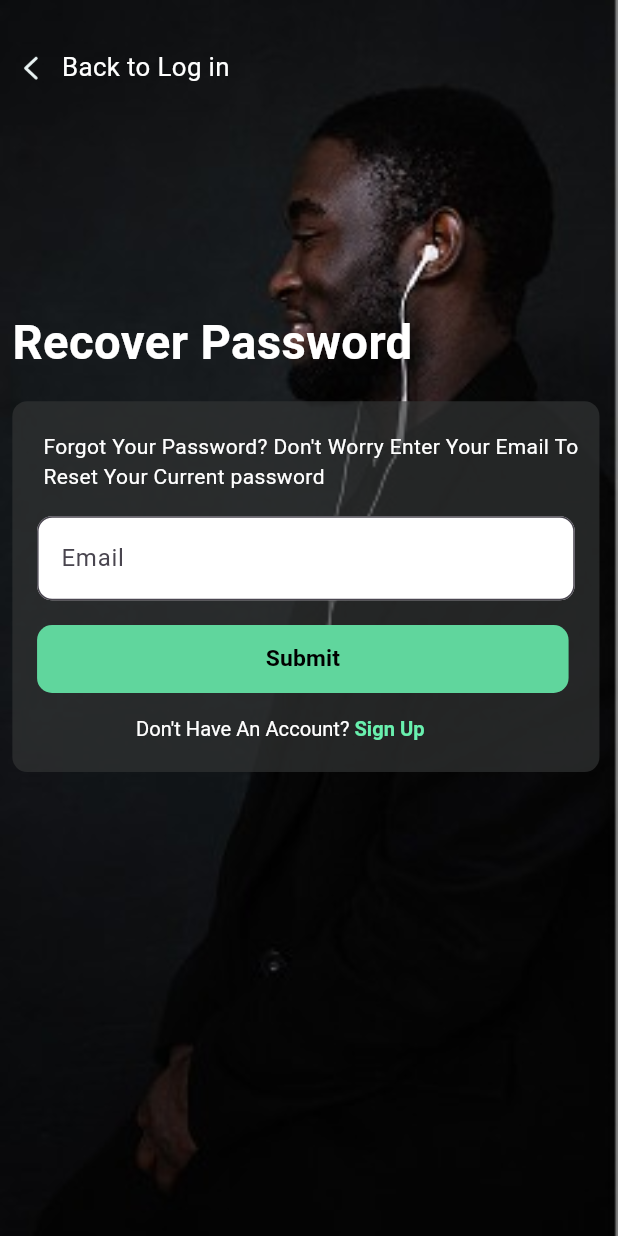
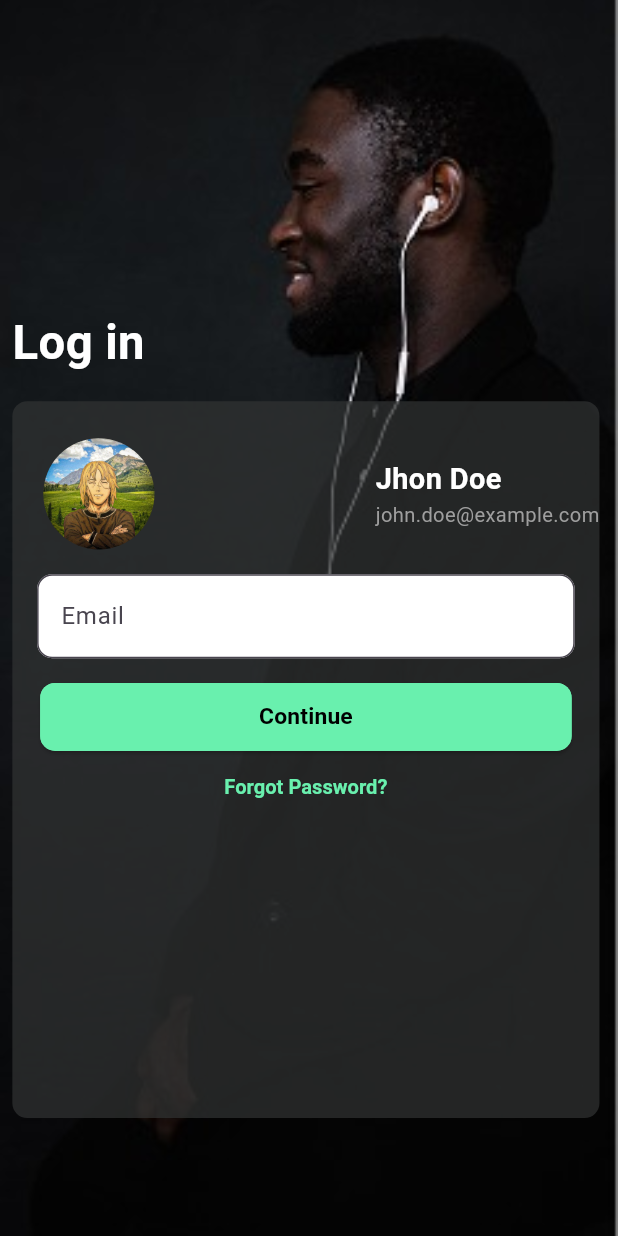
Before and after one commit to AksharRami2007/Book-Nexus, a Flutter app: the screen it shows after launch, after a tap on "Continue", on a phone screen of 412 x 824 dp. Run offline on Flutter 3.47's test engine with Material 3 defaults, Android fonts, the light colour scheme and no system bars; our stand-ins replace get, get_storage, responsive_sizer; Roboto replaces fonts that are missing (Poppins-Regular).

Commit message:
LoginScreen Complete

```diff
--- a/lib/Constant/assets.dart
+++ b/lib/Constant/assets.dart
@@ -1,4 +1,7 @@
 class AppImages {
   static const String bgImage = 'assets/images/bgimage.jpeg';
   static const String backBtn = 'assets/images/backBtn.png';
+  static const String facebook = 'assets/images/Facebook.png';
+  static const String google = 'assets/images/Google.png';
+  static const String profilePic = 'assets/images/ProfilePic.png';
 }
--- a/lib/Constant/colors.dart
+++ b/lib/Constant/colors.dart
@@ -3,14 +3,9 @@ import 'dart:ui';
 import 'package:flutter/material.dart';
 
 class AppColors {
-  var white100Color = const Color(0xffFFFFFF);
-  var blue = const Color(0xFF5B9EE1);
-  var dulwhite = const Color(0xFFE5EEF7);
-  var bgcolor = const Color(0xFFF8F9FA);
-  var lightblack = const Color(0xFF1E1E1E);
-  var dividerColor = const Color(0xFF2D3B48);
-  var filterbutton = const Color(0xFFE9EDEF);
-  var dottedcolors = const Color(0xFFEEEEEE);
-  var container = const Color(0xFF313333);
+  static const Color white100Color = Color(0xffFFFFFF);
+  static const Color black = Colors.black;
   static const Color green = Colors.greenAccent;
+  static const Color containerBGColor = Color(0xFF313333);
+  static const Color grey = Colors.grey;
 }
--- a/lib/Navigation/nevigation.dart
+++ b/lib/Navigation/nevigation.dart
@@ -1,27 +1,35 @@
 import 'package:book_nexus/Navigation/routername.dart';
 import 'package:book_nexus/Screen/Auth/ForgotPasswordScreen/RecoverPasswordScreen/RecoverPasswordController.dart';
 import 'package:book_nexus/Screen/Auth/ForgotPasswordScreen/RecoverPasswordScreen/RecoverPasswordScreenWrapper.dart';
-import 'package:book_nexus/Screen/Auth/LogInScreen/LoginController.dart';
-import 'package:book_nexus/Screen/Auth/LogInScreen/LoginScreenWrapper.dart';
+import 'package:book_nexus/Screen/Auth/LogInScreen/LoginEmailScreen/LoginEmailController.dart';
+import 'package:book_nexus/Screen/Auth/LogInScreen/LoginEmailScreen/LoginEmailScreenWrapper.dart';
 import 'package:book_nexus/Screen/Auth/SignUpScreen/SignUpController.dart';
 import 'package:book_nexus/Screen/Auth/SignUpScreen/SignUpScreenWrapper.dart';
 import 'package:get/get_navigation/src/routes/get_route.dart';
+
+import '../Screen/Auth/LogInScreen/LoginPasswordScreen/LoginPasswordController.dart';
+import '../Screen/Auth/LogInScreen/LoginPasswordScreen/LoginPasswordScreenWrapper.dart';
 
 class Pages {
   static List<GetPage> pages() {
     return [
       GetPage(
-        name: Routername.loginscreen,
-        page: () => const Loginscreenwrapper(),
-        binding: LogincontrollerBindings(),
+        name: RouterName.loginEmailScreen,
+        page: () => const LoginEmailScreenWrapper(),
+        binding: LoginEmailControllerBindings(),
       ),
       GetPage(
-        name: Routername.recoverPasswordscreen,
+        name: RouterName.loginPasswordScreen,
+        page: () => const LoginPasswordScreenWrapper(),
+        binding: LoginPasswordControllerBindings(),
+      ),
+      GetPage(
+        name: RouterName.recoverPasswordscreen,
         page: () => const RecoverPasswordScreenWrapper(),
         binding: RecoverPasswordControllerBindings(),
       ),
       GetPage(
-        name: Routername.signupscreen,
+        name: RouterName.signupscreen,
         page: () => const Signupscreenwrapper(),
         binding: SignupcontrollerBindings(),
       ),
--- a/lib/Navigation/routername.dart
+++ b/lib/Navigation/routername.dart
@@ -1,5 +1,6 @@
-class Routername {
-  static const String loginscreen = '/Loginscreenwrapper';
+class RouterName {
+  static const String loginEmailScreen = '/LoginEmailScreenWrapper';
   static const String recoverPasswordscreen = '/RecoverPasswordScreenWrapper';
   static const String signupscreen = '/Signupscreenwrapper';
+  static const String loginPasswordScreen = '/LoginPasswordScreenWrapper';
 }
--- a/lib/Screen/Auth/ForgotPasswordScreen/RecoverPasswordScreen/RecoverPasswordScreenWrapper.dart
+++ b/lib/Screen/Auth/ForgotPasswordScreen/RecoverPasswordScreen/RecoverPasswordScreenWrapper.dart
@@ -1,5 +1,5 @@
 import 'package:book_nexus/Constant/colors.dart';
-import 'package:book_nexus/Navigation/routername.dart';
+import 'package:book_nexus/Navigation/RouterName.dart';
 import 'package:book_nexus/Screen/Auth/ForgotPasswordScreen/RecoverPasswordScreen/RecoverPasswordController.dart';
 import 'package:book_nexus/Screen/Basecontroller/basecontroller.dart';
 import 'package:book_nexus/Screen/Widget/Custombutton/Custombutton.dart';
@@ -29,7 +29,7 @@ class RecoverPasswordScreenWrapper extends BaseView<RecoverPasswordController> {
               padding: EdgeInsets.only(left: 5.w),
               child: Text(
                 'Forgot Your Password? Don\'t Worry Enter Your Email To Reset Your Current password',
-                style: TextStyle(color: AppColors().white100Color),
+                style: TextStyle(color: AppColors.white100Color),
               ),
             ),
             SizedBox(
@@ -56,14 +56,14 @@ class RecoverPasswordScreenWrapper extends BaseView<RecoverPasswordController> {
                 TextSpan(
                     text: 'Don\'t Have An Account? ',
                     style: TextStyle(
-                      color: AppColors().white100Color,
+                      color: AppColors.white100Color,
                       fontSize: 15.sp,
                     )),
                 TextSpan(
                     text: 'Sign Up',
                     recognizer: TapGestureRecognizer()
                       ..onTap = () {
-                        Get.toNamed(Routername.signupscreen);
+                        Get.toNamed(RouterName.signupscreen);
                       },
                     style: TextStyle(
                         color: AppColors.green,
--- a/lib/Screen/Auth/ForgotPasswordScreen/VerifyCodeScreen/VerifyCodeScreenWrapper.dart
+++ b/lib/Screen/Auth/ForgotPasswordScreen/VerifyCodeScreen/VerifyCodeScreenWrapper.dart
@@ -20,11 +20,11 @@ class Signupscreenwrapper extends BaseView<VerifyCodecontroller> {
           children: [
             Text(
               'Looks Like You Don\'t Have An Account',
-              style: TextStyle(color: AppColors().white100Color),
+              style: TextStyle(color: AppColors.white100Color),
             ),
             Text(
               'Let\'s ',
-              style: TextStyle(color: AppColors().white100Color),
+              style: TextStyle(color: AppColors.white100Color),
             ),
           ],
         ));
--- a/lib/Screen/Auth/LogInScreen/LoginController.dart
+++ /dev/null
@@ -1,17 +0,0 @@
-import 'package:get/get.dart';
-
-import '../../Basecontroller/basecontroller.dart';
-
-class LogincontrollerBindings implements Bindings {
-  @override
-  void dependencies() {
-    Get.lazyPut(() => Logincontroller());
-  }
-}
-
-class Logincontroller extends BaseController {
-  @override
-  void onInit() {
-    super.onInit();
-  }
-}
--- /dev/null
+++ b/lib/Screen/Auth/LogInScreen/LoginEmailScreen/LoginEmailController.dart
@@ -0,0 +1,17 @@
+import 'package:get/get.dart';
+
+import '../../../Basecontroller/basecontroller.dart';
+
+class LoginEmailControllerBindings implements Bindings {
+  @override
+  void dependencies() {
+    Get.lazyPut(() => LoginEmailController());
+  }
+}
+
+class LoginEmailController extends BaseController {
+  @override
+  void onInit() {
+    super.onInit();
+  }
+}
--- /dev/null
+++ b/lib/Screen/Auth/LogInScreen/LoginEmailScreen/LoginEmailScreenWrapper.dart
@@ -0,0 +1,163 @@
+import 'package:book_nexus/Constant/assets.dart';
+import 'package:book_nexus/Constant/colors.dart';
+import 'package:book_nexus/Navigation/RouterName.dart';
+import 'package:book_nexus/Screen/Auth/LogInScreen/LoginEmailScreen/LoginEmailController.dart';
+import 'package:book_nexus/Screen/Basecontroller/basecontroller.dart';
+import 'package:book_nexus/Screen/Widget/Custombutton/Custombutton.dart';
+import 'package:book_nexus/Screen/Widget/Customtextfield/Customtextfield.dart';
+import 'package:flutter/gestures.dart';
+import 'package:flutter/material.dart';
+import 'package:responsive_sizer/responsive_sizer.dart';
+import 'package:get/get.dart';
+
+import '../../../Widget/CustomScafflod/CustomScaffold.dart';
+
+class LoginEmailScreenWrapper extends BaseView<LoginEmailController> {
+  const LoginEmailScreenWrapper({super.key});
+
+  @override
+  Widget vBuilder(BuildContext context) {
+    return CustomScaffold(
+      title: 'Log in',
+      containerHeight: 58,
+      containerWidth: 95,
+      child: Column(
+        crossAxisAlignment: CrossAxisAlignment.center,
+        children: [
+          SizedBox(
+            height: 3.h,
+          ),
+          Customtextfield(
+            name: 'Email',
+            obsecuretext: false,
+            onchanged: (String value) {},
+            inputType: TextInputType.emailAddress,
+          ),
+          SizedBox(
+            height: 2.h,
+          ),
+          Custombutton(
+            name: 'Continue',
+            onclick: () {
+              Get.toNamed(RouterName.loginPasswordScreen);
+            },
+          ),
+          SizedBox(
+            height: 2.h,
+          ),
+          RichText(
+              text: TextSpan(children: <TextSpan>[
+            TextSpan(
+                text: 'Forgot Password?',
+                recognizer: TapGestureRecognizer()
+                  ..onTap = () {
+                    Get.toNamed(RouterName.recoverPasswordscreen);
+                  },
+                style: TextStyle(
+                  fontSize: 15.sp,
+                  fontWeight: FontWeight.bold,
+                  color: AppColors.green,
+                ))
+          ])),
+          SizedBox(
+            height: 4.h,
+          ),
+          buildDividerOrRow(),
+          SizedBox(
+            height: 4.h,
+          ),
+          buildLoginContainer(AppImages.facebook, 'Login With FaceBook'),
+          SizedBox(
+            height: 3.h,
+          ),
+          buildLoginContainer(AppImages.google, 'Login With Google'),
+          SizedBox(
+            height: 3.h,
+          ),
+          buildDoNotHaveAccountText()
+        ],
+      ),
+    );
+  }
+
+  Widget buildDoNotHaveAccountText() {
+    return RichText(
+        text: TextSpan(children: <TextSpan>[
+      TextSpan(
+          text: 'Don\'t Have An Account? ',
+          style: TextStyle(
+            color: AppColors.white100Color,
+            fontSize: 15.sp,
+          )),
+      TextSpan(
+          text: 'Sign Up',
+          recognizer: TapGestureRecognizer()
+            ..onTap = () {
+              Get.toNamed(RouterName.signupscreen);
+            },
+          style: TextStyle(
+              color: AppColors.green,
+              fontSize: 15.sp,
+              fontWeight: FontWeight.bold)),
+    ]));
+  }
+
+  Widget buildLoginContainer(String image, String title) {
+    return Container(
+      height: 7.h,
+      width: 86.w,
+      decoration: BoxDecoration(
+          color: AppColors.white100Color,
+          borderRadius: BorderRadius.circular(10)),
+      child: Padding(
+        padding: EdgeInsets.all(4.w),
+        child: Row(
+          mainAxisAlignment: MainAxisAlignment.spaceBetween,
+          children: [
+            Image.asset(
+              image,
+              width: 7.w,
+            ),
+            Text(title,
+                style: TextStyle(
+                    fontSize: 18.sp,
+                    color: Colors.black,
+                    fontWeight: FontWeight.w800)),
+            SizedBox(
+              width: 5.w,
+            )
+          ],
+        ),
+      ),
+    );
+  }
+
+  Widget buildDividerOrRow() {
+    return Row(
+      mainAxisAlignment: MainAxisAlignment.center,
+      children: [
+        buildDivider(),
+        SizedBox(
+          width: 3.w,
+        ),
+        Text('Or',
+            style: TextStyle(
+              fontSize: 18.sp,
+              color: AppColors.grey,
+            )),
+        SizedBox(
+          width: 3.w,
+        ),
+        buildDivider()
+      ],
+    );
+  }
+
+  Widget buildDivider() {
+    return Container(
+      height: 0.3.h,
+      width: 35.w,
+      decoration: BoxDecoration(color: AppColors.grey.withOpacity(0.2)),
+    );
+  }
+}
--- /dev/null
+++ b/lib/Screen/Auth/LogInScreen/LoginPasswordScreen/LoginPasswordController.dart
@@ -0,0 +1,16 @@
+import 'package:book_nexus/Screen/Basecontroller/basecontroller.dart';
+import 'package:get/get.dart';
+
+class LoginPasswordControllerBindings implements Bindings {
+  @override
+  void dependencies() {
+    Get.lazyPut(() => LoginPasswordController());
+  }
+}
+
+class LoginPasswordController extends BaseController {
+  @override
+  void onInit() {
+    super.onInit();
+  }
+}
--- /dev/null
+++ b/lib/Screen/Auth/LogInScreen/LoginPasswordScreen/LoginPasswordScreenWrapper.dart
@@ -0,0 +1,111 @@
+import 'package:book_nexus/Constant/assets.dart';
+import 'package:book_nexus/Constant/colors.dart';
+import 'package:book_nexus/Screen/Basecontroller/basecontroller.dart';
+import 'package:book_nexus/Screen/Widget/CustomScafflod/CustomScaffold.dart';
+import 'package:flutter/gestures.dart';
+import 'package:flutter/material.dart';
+import 'package:responsive_sizer/responsive_sizer.dart';
+import 'package:get/get.dart';
+
+import '../../../../Navigation/RouterName.dart';
+import '../../../Widget/Custombutton/Custombutton.dart';
+import '../../../Widget/Customtextfield/Customtextfield.dart';
+import 'LoginPasswordController.dart';
+
+class LoginPasswordScreenWrapper extends BaseView<LoginPasswordController> {
+  const LoginPasswordScreenWrapper({super.key});
+
+  @override
+  Widget vBuilder(BuildContext context) {
+    return CustomScaffold(
+      title: 'Log in',
+      containerHeight: 58,
+      containerWidth: 95,
+      child: Column(
+        crossAxisAlignment: CrossAxisAlignment.center,
+        children: [
+          SizedBox(
+            height: 3.h,
+          ),
+          buildProfileRow(),
+          SizedBox(
+            height: 2.h,
+          ),
+          Customtextfield(
+            name: 'Email',
+            obsecuretext: false,
+            onchanged: (String value) {},
+            inputType: TextInputType.emailAddress,
+          ),
+          SizedBox(
+            height: 2.h,
+          ),
+          Custombutton(
+            name: 'Continue',
+            onclick: () {
+              Get.toNamed(RouterName.recoverPasswordscreen);
+            },
+          ),
+          SizedBox(
+            height: 2.h,
+          ),
+          RichText(
+              text: TextSpan(children: <TextSpan>[
+            TextSpan(
+                text: 'Forgot Password?',
+                recognizer: TapGestureRecognizer()
+                  ..onTap = () {
+                    Get.toNamed(RouterName.recoverPasswordscreen);
+                  },
+                style: TextStyle(
+                  fontSize: 15.sp,
+                  fontWeight: FontWeight.bold,
+                  color: AppColors.green,
+                ))
+          ])),
+        ],
+      ),
+    );
+  }
+
+  Widget buildTextColumn() {
+    return Column(
+      crossAxisAlignment: CrossAxisAlignment.start,
+      children: [
+        Text('Jhon Doe',
+            style: TextStyle(
+              fontSize: 18.sp,
+              fontWeight: FontWeight.bold,
+              color: AppColors.white100Color,
+            )),
+        Text('john.doe@example.com',
+            style: TextStyle(
+              fontSize: 15.sp,
+              fontWeight: FontWeight.normal,
+              color: AppColors.grey,
+            ))
+      ],
+    );
+  }
+
+  Widget buildProfileRow() {
+    return Padding(
+      padding: EdgeInsets.only(left: 5.w),
+      child: Row(
+        mainAxisAlignment: MainAxisAlignment.spaceBetween,
+        children: [
+          ClipRRect(
+              borderRadius: BorderRadius.circular(50),
+              child: Image.asset(
+                AppImages.profilePic,
+                width: 18.w,
+              )),
+          SizedBox(
+            width: 3.w,
+          ),
+          buildTextColumn()
+        ],
+      ),
+    );
+  }
+}
--- a/lib/Screen/Auth/LogInScreen/LoginScreenWrapper.dart
+++ /dev/null
@@ -1,69 +0,0 @@
-import 'package:book_nexus/Constant/colors.dart';
-import 'package:book_nexus/Navigation/routername.dart';
-import 'package:book_nexus/Screen/Auth/LogInScreen/LoginController.dart';
-import 'package:book_nexus/Screen/Basecontroller/basecontroller.dart';
-import 'package:book_nexus/Screen/Widget/Custombutton/Custombutton.dart';
-import 'package:book_nexus/Screen/Widget/Customtextfield/Customtextfield.dart';
-import 'package:flutter/gestures.dart';
-import 'package:flutter/material.dart';
-import 'package:responsive_sizer/responsive_sizer.dart';
-import 'package:get/get.dart';
-
-import '../../Widget/CustomScafflod/CustomScaffold.dart';
-
-class Loginscreenwrapper extends BaseView<Logincontroller> {
-  const Loginscreenwrapper({super.key});
-
-  @override
-  Widget vBuilder(BuildContext context) {
-    return CustomScaffold(
-      title: 'Log in',
-      containerHeight: 27,
-      containerWidth: 95,
-      child: Column(
-        mainAxisAlignment: MainAxisAlignment.center,
-        crossAxisAlignment: CrossAxisAlignment.start,
-        children: [
-          Customtextfield(
-            name: 'Email',
-            obsecuretext: false,
-            onchanged: (String value) {},
-            inputType: TextInputType.emailAddress,
-          ),
-          SizedBox(
-            height: 2.h,
-          ),
-          Padding(
-            padding: EdgeInsets.only(left: 4.w),
-            child: Custombutton(
-              name: 'Continue',
-              onclick: () {
-                Get.toNamed(Routername.recoverPasswordscreen);
-              },
-            ),
-          ),
-          SizedBox(
-            height: 2.h,
-          ),
-          Padding(
-            padding: EdgeInsets.only(left: 35.w),
-            child: RichText(
-                text: TextSpan(children: <TextSpan>[
-              TextSpan(
-                  text: 'Forgot Password?',
-                  recognizer: TapGestureRecognizer()
-                    ..onTap = () {
-                      Get.toNamed(Routername.recoverPasswordscreen);
-                    },
-                  style: TextStyle(
-                    fontSize: 15.sp,
-                    fontWeight: FontWeight.bold,
-                    color: AppColors.green,
-                  ))
-            ])),
-          )
-        ],
-      ),
-    );
-  }
-}
--- a/lib/Screen/Auth/SignUpScreen/SignUpScreenWrapper.dart
+++ b/lib/Screen/Auth/SignUpScreen/SignUpScreenWrapper.dart
@@ -17,11 +17,11 @@ class Signupscreenwrapper extends StatelessWidget {
           children: [
             Text(
               'Looks Like You Don\'t Have An Account',
-              style: TextStyle(color: AppColors().white100Color),
+              style: TextStyle(color: AppColors.white100Color),
             ),
             Text(
               'Let\'s ',
-              style: TextStyle(color: AppColors().white100Color),
+              style: TextStyle(color: AppColors.white100Color),
             ),
           ],
         ));
--- a/lib/Screen/Widget/CustomScafflod/CustomScaffold.dart
+++ b/lib/Screen/Widget/CustomScafflod/CustomScaffold.dart
@@ -1,4 +1,5 @@
 import 'package:flutter/material.dart';
+import 'package:get/get.dart';
 
 import '../../../Constant/assets.dart';
 import '../../../Constant/colors.dart';
@@ -29,16 +30,23 @@ class CustomScaffold extends StatelessWidget {
             children: [
               SizedBox(
                   width: double.infinity,
-                  child: Image.asset(AppImages.bgImage, fit: BoxFit.cover)),
-               isBackBtn ? Positioned(
+                  child: Image.asset(AppImages.bgImage,
+                      height: 100.h, fit: BoxFit.cover)),
+              isBackBtn
+                  ? Positioned(
                       left: 2.w,
                       right: 0,
                       top: 4.h,
                       child: Row(
                         children: [
-                    Image.asset(
+                          GestureDetector(
+                            onTap: () {
+                              Get.back();
+                            },
+                            child: Image.asset(
                               AppImages.backBtn,
                               height: 3.h,
+                            ),
                           ),
                           SizedBox(
                             width: 2.w,
@@ -47,12 +55,13 @@ class CustomScaffold extends StatelessWidget {
                             'Back to Log in',
                             style: TextStyle(
                               fontSize: 17.sp,
-                        color: AppColors().white100Color,
+                              color: AppColors.white100Color,
                             ),
                           )
                         ],
                       ),
-              ): SizedBox(),
+                    )
+                  : SizedBox(),
               Padding(
                 padding: EdgeInsets.symmetric(horizontal: 2.w),
                 child: Column(
@@ -66,7 +75,7 @@ class CustomScaffold extends StatelessWidget {
                       title,
                       style: TextStyle(
                           fontSize: 23.sp,
-                          color: AppColors().white100Color,
+                          color: AppColors.white100Color,
                           fontWeight: FontWeight.bold),
                     ),
                     SizedBox(
@@ -77,7 +86,7 @@ class CustomScaffold extends StatelessWidget {
                       width: containerWidth.w,
                       decoration: BoxDecoration(
                           borderRadius: BorderRadius.circular(10),
-                          color: AppColors().container.withOpacity(0.7)),
+                          color: AppColors.containerBGColor.withOpacity(0.7)),
                       child: child,
                     ),
                   ],
--- a/lib/Screen/Widget/Customtextfield/Customtextfield.dart
+++ b/lib/Screen/Widget/Customtextfield/Customtextfield.dart
@@ -20,7 +20,7 @@ class Customtextfield extends StatelessWidget {
   @override
   Widget build(BuildContext context) {
     return Padding(
-      padding:  EdgeInsets.symmetric(horizontal: 4.w),
+      padding: EdgeInsets.symmetric(horizontal: 4.w),
       child: TextField(
         obscureText: obsecuretext,
         onChanged: onchanged,
@@ -28,7 +28,7 @@ class Customtextfield extends StatelessWidget {
         decoration: InputDecoration(
           hintText: name,
           filled: true,
-          fillColor: AppColors().white100Color,
+          fillColor: AppColors.white100Color,
           border: OutlineInputBorder(
             borderRadius: BorderRadius.circular(10),
           ),
--- a/lib/main.dart
+++ b/lib/main.dart
@@ -30,7 +30,7 @@ class MyApp extends StatelessWidget {
       return GetMaterialApp(
         theme: ThemeData(
             appBarTheme: AppBarTheme(
-              backgroundColor: AppColors().white100Color,
+              backgroundColor: AppColors.white100Color,
             ),
             fontFamily: Appfonts.family2Regular,
             useMaterial3: true),
@@ -40,7 +40,7 @@ class MyApp extends StatelessWidget {
         locale: initialLocale,
         translations: null,
         fallbackLocale: const Locale('en', 'US'),
-        initialRoute: Routername.loginscreen,
+        initialRoute: RouterName.loginEmailScreen,
         debugShowCheckedModeBanner: false,
         getPages: Pages.pages(),
       );
```
Also changed, not shown: assets/images/Facebook.png (added), assets/images/Google.png (added), assets/images/ProfilePic.png (added). Lines whose indentation alone changed are shown as unchanged.
